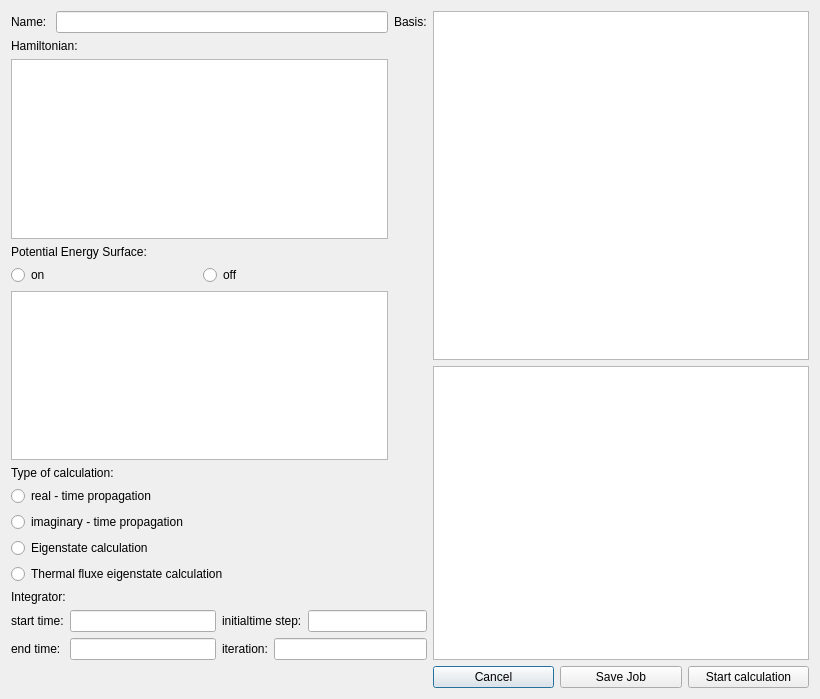
The window that GUI/dialogA.ui (pietiep/Qt-with-Python) describes before a commit, drawn with Qt 5.
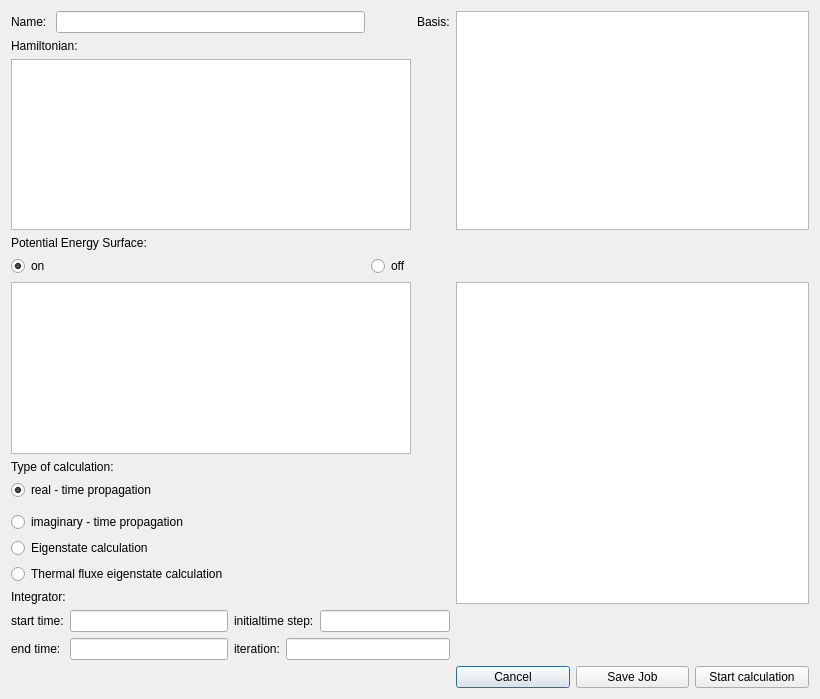
The same window after the commit.

Commit message: QLineEdit.Clear() for Session Folders, if clicked on Projects

```diff
--- a/GUI/dialogA.ui
+++ b/GUI/dialogA.ui
@@ -25,119 +25,8 @@
   <property name="autoFillBackground">
    <bool>true</bool>
   </property>
-  <layout class="QGridLayout" name="gridLayout_3">
-   <item row="0" column="0">
-    <layout class="QHBoxLayout" name="horizontalLayout_6">
-     <item>
-      <widget class="QLabel" name="label">
-       <property name="text">
-        <string>Name: </string>
-       </property>
-      </widget>
-     </item>
-     <item>
-      <widget class="QLineEdit" name="uiProjectName"/>
-     </item>
-    </layout>
-   </item>
-   <item row="0" column="1">
-    <widget class="QLabel" name="label_11">
-     <property name="text">
-      <string>Basis:</string>
-     </property>
-    </widget>
-   </item>
-   <item row="0" column="2" rowspan="5">
-    <widget class="QTreeView" name="uiTree"/>
-   </item>
-   <item row="1" column="0">
-    <widget class="QLabel" name="label_2">
-     <property name="text">
-      <string>Hamiltonian:</string>
-     </property>
-    </widget>
-   </item>
-   <item row="2" column="0">
-    <widget class="QListView" name="listHamilton"/>
-   </item>
-   <item row="3" column="0">
-    <widget class="QLabel" name="label_3">
-     <property name="text">
-      <string>Potential Energy Surface:</string>
-     </property>
-    </widget>
-   </item>
-   <item row="4" column="0" rowspan="2">
-    <layout class="QGridLayout" name="gridLayout">
-     <item row="0" column="0">
-      <widget class="QRadioButton" name="onRadio">
-       <property name="text">
-        <string>on</string>
-       </property>
-      </widget>
-     </item>
-     <item row="1" column="0" colspan="2">
-      <widget class="QListView" name="listPES"/>
-     </item>
-     <item row="0" column="1">
-      <widget class="QRadioButton" name="offRadio">
-       <property name="text">
-        <string>off</string>
-       </property>
-      </widget>
-     </item>
-    </layout>
-   </item>
-   <item row="5" column="2" rowspan="5">
-    <widget class="QGraphicsView" name="uiDisplayTree"/>
-   </item>
-   <item row="6" column="0">
-    <widget class="QLabel" name="label_4">
-     <property name="text">
-      <string>Type of calculation:</string>
-     </property>
-    </widget>
-   </item>
-   <item row="7" column="0" colspan="2">
-    <layout class="QVBoxLayout" name="verticalLayout">
-     <item>
-      <widget class="QRadioButton" name="RealRadio">
-       <property name="text">
-        <string>real - time propagation</string>
-       </property>
-      </widget>
-     </item>
-     <item>
-      <widget class="QRadioButton" name="ImaginaryRadio">
-       <property name="text">
-        <string>imaginary - time propagation</string>
-       </property>
-      </widget>
-     </item>
-     <item>
-      <widget class="QRadioButton" name="EigenstateRadio">
-       <property name="text">
-        <string>Eigenstate calculation</string>
-       </property>
-      </widget>
-     </item>
-     <item>
-      <widget class="QRadioButton" name="fluxEigenstateRadio">
-       <property name="text">
-        <string>Thermal fluxe eigenstate calculation</string>
-       </property>
-      </widget>
-     </item>
-    </layout>
-   </item>
-   <item row="8" column="0">
-    <widget class="QLabel" name="label_5">
-     <property name="text">
-      <string>Integrator:</string>
-     </property>
-    </widget>
-   </item>
-   <item row="9" column="0" colspan="2">
+  <layout class="QGridLayout" name="gridLayout">
+   <item row="13" column="0" colspan="3">
     <layout class="QGridLayout" name="gridLayout_2">
      <item row="0" column="0">
       <layout class="QHBoxLayout" name="horizontalLayout">
@@ -197,7 +86,88 @@
      </item>
     </layout>
    </item>
-   <item row="10" column="2">
+   <item row="9" column="0" colspan="2">
+    <widget class="QRadioButton" name="ImaginaryRadio">
+     <property name="text">
+      <string>imaginary - time propagation</string>
+     </property>
+     <attribute name="buttonGroup">
+      <string notr="true">buttonGroup_2</string>
+     </attribute>
+    </widget>
+   </item>
+   <item row="12" column="0">
+    <widget class="QLabel" name="label_5">
+     <property name="text">
+      <string>Integrator:</string>
+     </property>
+    </widget>
+   </item>
+   <item row="4" column="0">
+    <widget class="QRadioButton" name="onRadio">
+     <property name="text">
+      <string>on</string>
+     </property>
+     <property name="checked">
+      <bool>true</bool>
+     </property>
+     <attribute name="buttonGroup">
+      <string notr="true">buttonGroup</string>
+     </attribute>
+    </widget>
+   </item>
+   <item row="0" column="0">
+    <layout class="QHBoxLayout" name="horizontalLayout_6">
+     <item>
+      <widget class="QLabel" name="label">
+       <property name="text">
+        <string>Name: </string>
+       </property>
+      </widget>
+     </item>
+     <item>
+      <widget class="QLineEdit" name="uiProjectName"/>
+     </item>
+    </layout>
+   </item>
+   <item row="11" column="0" colspan="2">
+    <widget class="QRadioButton" name="fluxEigenstateRadio">
+     <property name="text">
+      <string>Thermal fluxe eigenstate calculation</string>
+     </property>
+     <attribute name="buttonGroup">
+      <string notr="true">buttonGroup_2</string>
+     </attribute>
+    </widget>
+   </item>
+   <item row="6" column="0">
+    <widget class="QLabel" name="label_4">
+     <property name="text">
+      <string>Type of calculation:</string>
+     </property>
+    </widget>
+   </item>
+   <item row="1" column="0">
+    <widget class="QLabel" name="label_2">
+     <property name="text">
+      <string>Hamiltonian:</string>
+     </property>
+    </widget>
+   </item>
+   <item row="2" column="0" colspan="2">
+    <widget class="QListView" name="listHamilton"/>
+   </item>
+   <item row="0" column="2">
+    <widget class="QLabel" name="label_11">
+     <property name="text">
+      <string>Basis:</string>
+     </property>
+    </widget>
+   </item>
+   <item row="5" column="0" colspan="2">
+    <widget class="QListView" name="listPES"/>
+   </item>
+   <item row="14" column="3">
     <layout class="QHBoxLayout" name="horizontalLayout_5">
      <property name="sizeConstraint">
       <enum>QLayout::SetNoConstraint</enum>
@@ -225,6 +195,52 @@
      </item>
     </layout>
    </item>
+   <item row="4" column="1">
+    <widget class="QRadioButton" name="offRadio">
+     <property name="text">
+      <string>off</string>
+     </property>
+     <attribute name="buttonGroup">
+      <string notr="true">buttonGroup</string>
+     </attribute>
+    </widget>
+   </item>
+   <item row="5" column="3" rowspan="8">
+    <widget class="QGraphicsView" name="uiDisplayTree"/>
+   </item>
+   <item row="10" column="0">
+    <widget class="QRadioButton" name="EigenstateRadio">
+     <property name="text">
+      <string>Eigenstate calculation</string>
+     </property>
+     <attribute name="buttonGroup">
+      <string notr="true">buttonGroup_2</string>
+     </attribute>
+    </widget>
+   </item>
+   <item row="0" column="3" rowspan="3">
+    <widget class="QTreeView" name="uiTree"/>
+   </item>
+   <item row="3" column="0">
+    <widget class="QLabel" name="label_3">
+     <property name="text">
+      <string>Potential Energy Surface:</string>
+     </property>
+    </widget>
+   </item>
+   <item row="7" column="0">
+    <widget class="QRadioButton" name="RealRadio">
+     <property name="text">
+      <string>real - time propagation</string>
+     </property>
+     <property name="checked">
+      <bool>true</bool>
+     </property>
+     <attribute name="buttonGroup">
+      <string notr="true">buttonGroup_2</string>
+     </attribute>
+    </widget>
+   </item>
   </layout>
  </widget>
  <resources/>
```
Left out of the diff: 4 changed lines with no effect on the pictures. The commit also changes 22 other files.
